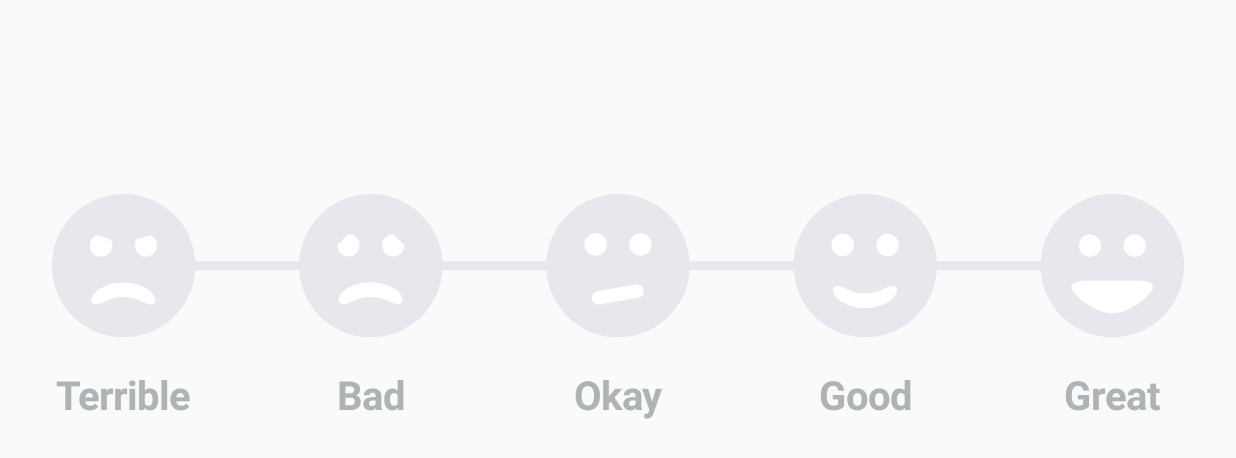
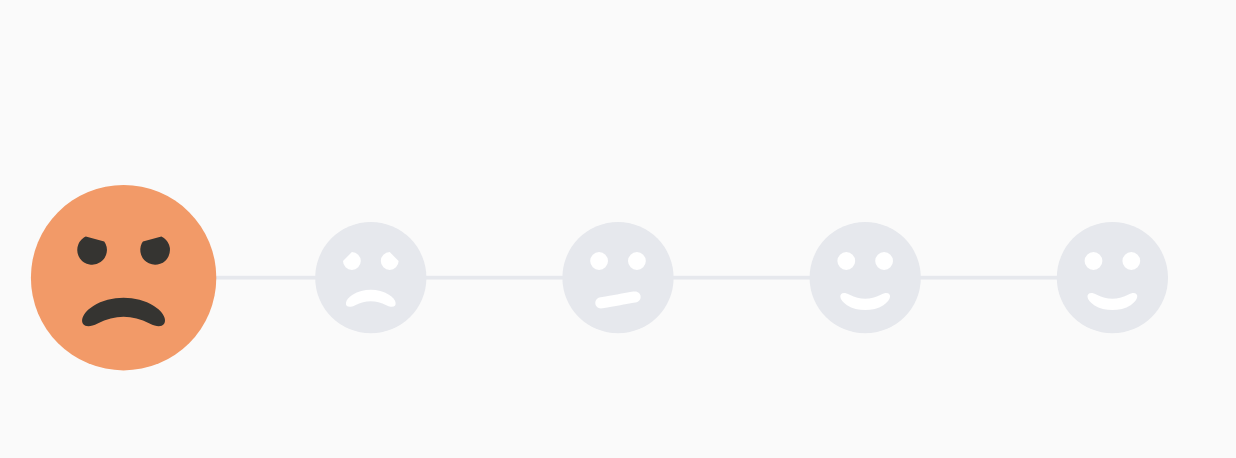
Before and after one commit to sujithkanna/SmileyRating, an Android app: the screen it shows after launch (MainActivity before the commit, SmileyActivity2 after it), on a phone screen of 824 x 412 dp (held sideways). Shown: the top 458 px of the screen. Run offline under Robolectric (Android 15) with nearby library versions, the phone set to English and light mode, and no system bars.

Commit message:
Add smiley holders and scaling logic

```diff
--- /dev/null
+++ b/app/src/main/java/com/example/smilyrating/SmileyActivity2.java
@@ -0,0 +1,14 @@
+package com.example.smilyrating;
+
+import android.os.Bundle;
+import android.support.annotation.Nullable;
+import android.support.v7.app.AppCompatActivity;
+
+public class SmileyActivity2 extends AppCompatActivity {
+
+    @Override
+    protected void onCreate(@Nullable Bundle savedInstanceState) {
+        super.onCreate(savedInstanceState);
+        setContentView(R.layout.activity_smiley_2);
+    }
+}
--- /dev/null
+++ b/app/src/main/res/layout/activity_smiley_2.xml
@@ -0,0 +1,11 @@
+<?xml version="1.0" encoding="utf-8"?>
+<RelativeLayout xmlns:android="http://schemas.android.com/apk/res/android"
+    android:layout_width="match_parent"
+    android:layout_height="match_parent">
+
+    <com.hsalf.smilerating.smiley2.SmileyRating
+        android:layout_width="match_parent"
+        android:layout_height="match_parent"
+        android:layout_centerInParent="true" />
+
+</RelativeLayout>
--- /dev/null
+++ b/smilerating/src/main/java/com/hsalf/smilerating/FractionEvaluator.java
@@ -0,0 +1,11 @@
+package com.hsalf.smilerating;
+
+public class FractionEvaluator {
+
+    public float evaluate(float x, float start, float end) {
+        if (start == end) {
+            return 1;
+        }
+        return (x - start) / (end - start);
+    }
+}
--- a/smilerating/src/main/java/com/hsalf/smilerating/Point.java
+++ b/smilerating/src/main/java/com/hsalf/smilerating/Point.java
@@ -8,7 +8,27 @@ public class Point {
 
     }
 
+    public Point(Point point) {
+        this(point.x, point.y);
+    }
+
     public Point(float x, float y) {
+        set(x, y);
+    }
+
+    public void set(Point point) {
+        set(point.x, point.y);
+    }
+
+    public void set(Point point, float scale) {
+        set(point.x, point.y, scale);
+    }
+
+    public void set(float x, float y, float scale) {
+        set(x * scale, y * scale);
+    }
+
+    public void set(float x, float y) {
         this.x = x;
         this.y = y;
     }
--- a/smilerating/src/main/java/com/hsalf/smilerating/SmileRating.java
+++ b/smilerating/src/main/java/com/hsalf/smilerating/SmileRating.java
@@ -44,8 +44,8 @@ public class SmileRating extends BaseRating {
 
     private int mTextSelectedColor = Color.BLACK;
     private int mTextNonSelectedColor = Color.parseColor("#AEB3B5");
+
     private int mPlaceholderBackgroundColor = Color.parseColor("#e6e8ed");
-
     private String[] mNames = getResources().getStringArray(R.array.names);
 
     private Face[] mFaces = new Face[SMILES_LIST.length];
--- a/smilerating/src/main/java/com/hsalf/smilerating/SmileyView.java
+++ b/smilerating/src/main/java/com/hsalf/smilerating/SmileyView.java
@@ -6,7 +6,6 @@ import android.animation.ArgbEvaluator;
 import android.animation.ValueAnimator;
 import android.content.Context;
 import android.graphics.Canvas;
-import android.graphics.Matrix;
 import android.graphics.Paint;
 import android.graphics.Path;
 import android.support.annotation.Nullable;
@@ -29,8 +28,6 @@ public class SmileyView extends View {
     private ArgbEvaluator mArgbEvaluator = new ArgbEvaluator();
 
     private Path mPath = new Path();
-    private Path mDrawPath = new Path();
-    private Matrix matrix = new Matrix();
 
     private Smiley mBad = new Bad();
     private Smiley mGood = new Good();
@@ -123,12 +120,18 @@ public class SmileyView extends View {
         super.onMeasure(widthMeasureSpec, heightMeasureSpec);
         if (widthMeasureSpec < heightMeasureSpec) {
             setMeasuredDimension(getMeasuredWidth(), getMeasuredWidth());
-            matrix.setScale(getMeasuredWidth(), getMeasuredWidth(), 0, 0);
             drawSmiley(0, mSmileys[0], mSmileys[1]);
         } else {
             setMeasuredDimension(getMeasuredHeight(), getMeasuredHeight());
-            matrix.setScale(getMeasuredHeight(), getMeasuredHeight(), 0, 0);
             drawSmiley(0, mSmileys[0], mSmileys[1]);
+        }
+        setScaleForSmiley();
+    }
+
+    private void setScaleForSmiley() {
+        for (int i = 0; i < mSmileys.length; i++) {
+            Smiley smiley = mSmileys[i];
+            smiley.scale(getMeasuredWidth());
         }
     }
 
@@ -155,7 +158,6 @@ public class SmileyView extends View {
 
     private void drawSmiley(float fraction, Smiley from, Smiley to) {
         from.drawFace(to, mPath, fraction);
-        mPath.transform(matrix, mDrawPath);
 
         mPathPaint.setColor(from.getDrawingColor());
 
@@ -170,6 +172,6 @@ public class SmileyView extends View {
         super.onDraw(canvas);
         canvas.drawCircle(canvas.getWidth() / 2, canvas.getHeight() / 2,
                 canvas.getWidth() / 2, mFacePaint);
-        canvas.drawPath(mDrawPath, mPathPaint);
+        canvas.drawPath(mPath, mPathPaint);
     }
 }
--- a/smilerating/src/main/java/com/hsalf/smilerating/smiley2/SmileyRating.java
+++ b/smilerating/src/main/java/com/hsalf/smilerating/smiley2/SmileyRating.java
@@ -1,12 +1,59 @@
 package com.hsalf.smilerating.smiley2;
 
+import android.animation.ArgbEvaluator;
+import android.animation.FloatEvaluator;
 import android.content.Context;
 import android.graphics.Canvas;
+import android.graphics.Color;
+import android.graphics.Paint;
+import android.graphics.Path;
+import android.graphics.RectF;
 import android.support.annotation.Nullable;
 import android.util.AttributeSet;
+import android.util.Log;
 import android.view.View;
 
+import com.hsalf.smilerating.FractionEvaluator;
+import com.hsalf.smilerating.smileys.Bad;
+import com.hsalf.smilerating.smileys.Good;
+import com.hsalf.smilerating.smileys.Okay;
+import com.hsalf.smilerating.smileys.Terrible;
+import com.hsalf.smilerating.smileys.base.Smiley;
+
 public class SmileyRating extends View {
+
+    private static final String TAG = "SmileyRating";
+
+    private static final float PLACEHOLDER_PADDING_SCALE = .6f;
+    private static final float TOTAL_DIVIDER_SPACE_SCALE = .25f;
+    private static final float CONNECTOR_LINE_SCALE_FROM_SMILEY_SIZE = .02f;
+
+    private static final ArgbEvaluator ARGB_EVALUATOR = new ArgbEvaluator();
+    private static final FloatEvaluator FLOAT_EVALUATOR = new FloatEvaluator();
+    private static final FractionEvaluator FRACTION_EVALUATOR = new FractionEvaluator();
+
+    private Smiley[] mSmileys = new Smiley[]{
+            new Terrible(), new Bad(), new Okay(), new Good(), new Good()
+    };
+
+    private RectF[] mPlaceHolders = new RectF[mSmileys.length];
+    private Path[] mPlaceHolderPaths = new Path[mSmileys.length];
+
+    public enum Type {
+        NONE, GREAT, GOOD, OKAY, BAD, TERRIBLE
+    }
+
+    private Type mSelectedSmiley = Type.NONE;
+
+    private float mSmileyPositionX = 0f;
+    private Path mSmileyPath = new Path();
+    private Paint mDrawPaint = new Paint();
+
+    private int mFaceColor;
+    private int mDrawingColor;
+    private RectF mFacePosition = new RectF();
+    private int mPlaceholderBackgroundColor = Color.parseColor("#e6e8ed");
+
     public SmileyRating(Context context) {
         super(context);
         init();
@@ -23,7 +70,113 @@ public class SmileyRating extends View {
     }
 
     private void init() {
+        // setBackgroundColor(Color.RED);
+        setColors();
 
+        mDrawPaint.setAntiAlias(true);
+        mDrawPaint.setColor(Color.BLACK);
+        mDrawPaint.setStyle(Paint.Style.FILL);
+    }
+
+    private void setColors() {
+        Smiley smiley;
+        switch (mSelectedSmiley) {
+
+            case NONE:
+                mFaceColor = Color.TRANSPARENT;
+                mDrawingColor = Color.TRANSPARENT;
+                break;
+            case GREAT:
+                smiley = mSmileys[4];
+                mFaceColor = smiley.getFaceColor();
+                mDrawingColor = smiley.getDrawingColor();
+                break;
+            case GOOD:
+                smiley = mSmileys[3];
+                mFaceColor = smiley.getFaceColor();
+                mDrawingColor = smiley.getDrawingColor();
+                break;
+            case OKAY:
+                smiley = mSmileys[2];
+                mFaceColor = smiley.getFaceColor();
+                mDrawingColor = smiley.getDrawingColor();
+                break;
+            case BAD:
+                smiley = mSmileys[1];
+                mFaceColor = smiley.getFaceColor();
+                mDrawingColor = smiley.getDrawingColor();
+                break;
+            case TERRIBLE:
+                smiley = mSmileys[0];
+                mFaceColor = smiley.getFaceColor();
+                mDrawingColor = smiley.getDrawingColor();
+                break;
+        }
+    }
+
+    @Override
+    protected void onMeasure(int widthMeasureSpec, int heightMeasureSpec) {
+        super.onMeasure(widthMeasureSpec, heightMeasureSpec);
+        int width = getMeasuredWidth();
+        int height = calculateHeight(width);
+        setMeasuredDimension(width, height);
+        createPlaceHolders(width);
+        setSmileyPosition(0);
+    }
+
+    private int calculateHeight(int width) {
+        int smileys = mSmileys.length;
+        float estimatedHeight = width / smileys;
+        // estimatedHeight += estimatedHeight * .25f; // Adding some space to place text below
+        return Math.round(estimatedHeight);
+    }
+
+    private void createPlaceHolders(int width) {
+        // 25% is allocated for divider
+        float totalDivisionSpace = (width * TOTAL_DIVIDER_SPACE_SCALE);
+        // divided into 2 to place divider on both sides of the smiley
+        float division = totalDivisionSpace / (2 * mSmileys.length);
+
+        float spaceForEachSmiley = (width - totalDivisionSpace) / mSmileys.length;
+
+        applyScalesToSmileys(spaceForEachSmiley);
+
+        float lastLocation = 0;
+        for (int i = 0; i < mSmileys.length; i++) {
+            lastLocation += division;
+
+            RectF rectF = new RectF();
+            rectF.top = 0;
+            rectF.left = lastLocation;
+            rectF.bottom = spaceForEachSmiley;
+            rectF.right = spaceForEachSmiley + lastLocation;
+
+            lastLocation += (spaceForEachSmiley + division);
+            mPlaceHolders[i] = rectF;
+        }
+        mDrawPaint.setStrokeWidth(spaceForEachSmiley * CONNECTOR_LINE_SCALE_FROM_SMILEY_SIZE);
+
+        createPlaceHolderSmileys();
+    }
+
+    private void applyScalesToSmileys(float scale) {
+        for (int i = 0; i < mSmileys.length; i++) {
+            mSmileys[i].scale(scale);
+        }
+    }
+
+    private void createPlaceHolderSmileys() {
+        for (int i = 0; i < mSmileys.length; i++) {
+            Path path = new Path();
+            RectF holder = mPlaceHolders[i];
+            float dimen = holder.width() / 2;
+            // float padding = holder.width() * ((1 - PLACEHOLDER_MAX_SCALE) / 2);
+            mSmileys[i].drawFace(path);
+
+            /*path.addCircle(
+                    dimen, dimen, dimen, Path.Direction.CCW);*/
+            mPlaceHolderPaths[i] = path;
+        }
     }
 
     @Override
@@ -34,5 +187,102 @@ public class SmileyRating extends View {
     @Override
     protected void onDraw(Canvas canvas) {
         super.onDraw(canvas);
+        if (mPlaceHolders[0] != null) {
+            mDrawPaint.setColor(Color.WHITE);
+            /*for (int i = 0; i < mPlaceHolders.length; i++) {
+                canvas.drawRect(mPlaceHolders[i], mDrawPaint);
+            }*/
+
+            drawConnectorLine(canvas, mPlaceHolders);
+
+            for (int i = 0; i < mPlaceHolderPaths.length; i++) {
+                drawSmileyInRect(canvas, mPlaceHolders[i], mPlaceHolderPaths[i],
+                        PLACEHOLDER_PADDING_SCALE, Color.WHITE, mPlaceholderBackgroundColor);
+            }
+
+            drawSmileyInRect(canvas, mFacePosition, mSmileyPath,
+                    1, mDrawingColor, mFaceColor);
+        }
     }
+
+    private void drawConnectorLine(Canvas canvas, RectF[] holders) {
+        mDrawPaint.setColor(mPlaceholderBackgroundColor);
+        RectF start = holders[0];
+        RectF end = holders[holders.length - 1];
+        canvas.drawLine(start.centerX(), start.centerY(),
+                end.centerX(), end.centerY(), mDrawPaint);
+    }
+
+    private void drawSmileyInRect(Canvas canvas, RectF holder, Path path,
+                                  float scale, int drawingColor, int faceColor) {
+        float padding = ((1 - scale) * (holder.width() / 2f));
+
+        mDrawPaint.setColor(faceColor);
+        canvas.drawCircle(holder.centerX(), holder.centerY(),
+                (holder.width() / 2) * scale, mDrawPaint);
+
+        int save = canvas.save();
+        canvas.translate(holder.left + padding, holder.top + padding);
+        canvas.scale(scale, scale, 0, 0);
+
+        mDrawPaint.setColor(drawingColor);
+        canvas.drawPath(path, mDrawPaint);
+
+        canvas.restoreToCount(save);
+    }
+
+    private void setSmileyPosition(float pointX) {
+        float startX = mPlaceHolders[0].centerX();
+        float endX = mPlaceHolders[mPlaceHolders.length - 1].centerX();
+        if (pointX < startX) {
+            pointX = startX;
+        } else if (pointX > endX) {
+            pointX = endX;
+        }
+
+        mSmileyPositionX = pointX;
+
+        float fraction = FRACTION_EVALUATOR.evaluate(pointX, startX, endX); // fraction will be between 0 - 1
+
+        int index = (int) Math.ceil(fraction / .202f);
+
+        RectF holder = mPlaceHolders[index];
+
+        int endIndex;
+        int startIndex;
+
+        if (pointX > holder.centerX()) {
+            startIndex = index;
+            endIndex = index + 1;
+        } else if (pointX < holder.centerX()) {
+            endIndex = index;
+            startIndex = index - 1;
+        } else {
+            endIndex = index;
+            startIndex = index;
+        }
+
+        RectF smileySpace1 = mPlaceHolders[startIndex];
+        RectF smileySpace2 = mPlaceHolders[endIndex];
+
+        Smiley to = mSmileys[startIndex];
+        Smiley from = mSmileys[endIndex];
+
+        float drawFraction = FRACTION_EVALUATOR.evaluate(pointX,
+                smileySpace1.centerX(), smileySpace2.centerX());
+
+        from.drawFace(to, mSmileyPath, drawFraction);
+
+        mFacePosition.set(smileySpace1);
+        float space = smileySpace1.width() / 2;
+        mFacePosition.left = pointX - space;
+        mFacePosition.right = pointX + space;
+
+        mFaceColor = from.getFaceColor();
+        mDrawingColor = (int) ARGB_EVALUATOR.evaluate(drawFraction,
+                from.getDrawingColor(), to.getDrawingColor());
+
+    }
+
+
 }
--- a/smilerating/src/main/java/com/hsalf/smilerating/smileys/base/Smiley.java
+++ b/smilerating/src/main/java/com/hsalf/smilerating/smileys/base/Smiley.java
@@ -18,14 +18,18 @@ public abstract class Smiley {
     protected static final float CENTER_SMILE = .5f;
     protected static final float MOUTH_CENTER_Y = (1 / 2f) + (1 / 5f);
 
-    public Point START_POINT;
-    public Point[] TOP_CURVE = new Point[3];
-    public Point[] RIGHT_CURVE = new Point[3];
-    public Point[] BOTTOM_CURVE = new Point[3];
-    public Point[] LEFT_CURVE = new Point[3];
+    private Point START_POINT;
+    private Point[] TOP_CURVE = new Point[3];
+    private Point[] RIGHT_CURVE = new Point[3];
+    private Point[] BOTTOM_CURVE = new Point[3];
+    private Point[] LEFT_CURVE = new Point[3];
 
     private Eye mLeftEye;
     private Eye mRightEye;
+
+    private Points mScaledPoints;
+
+    private float mScale = 1f;
 
     private static final FloatEvaluator evaluator = new FloatEvaluator();
 
@@ -38,13 +42,15 @@ public abstract class Smiley {
         mRightEye = new Eye(Eye.Side.RIGHT, eyeLeftStartAngle, eyeLeftSweepAngle);
     }
 
+    public void drawFace(Path path) {
+        drawFace(this, path, 1);
+    }
 
     public void drawFace(Smiley to, Path path, float fraction) {
-        drawFace(this, to, path, fraction);
+        drawFace(this.mScaledPoints, to.mScaledPoints, path, fraction);
     }
 
-    public static void drawFace(Smiley from, Smiley to, Path path, float fraction) {
-        Log.i(TAG, "drawFace: " + fraction);
+    private static void drawFace(Points from, Points to, Path path, float fraction) {
         path.reset();
 
         // path.addCircle(CENTER_X, CENTER_Y, 0.5f, Path.Direction.CCW);
@@ -87,8 +93,8 @@ public abstract class Smiley {
         );
         path.close();
 
-        from.mLeftEye.addEye(path, to.mLeftEye, fraction);
-        from.mRightEye.addEye(path, to.mRightEye, fraction);
+        from.leftEye.addEye(path, to.leftEye, fraction);
+        from.rightEye.addEye(path, to.rightEye, fraction);
     }
 
     private void fillInverseReflectionPoints(float centerX, float centerY) {
@@ -107,6 +113,7 @@ public abstract class Smiley {
         inversePointY(centerY, TOP_CURVE[2], RIGHT_CURVE[2]);
         switchX(RIGHT_CURVE[0], RIGHT_CURVE[1]);
         inversePointY(centerY, RIGHT_CURVE[0], RIGHT_CURVE[1]);
+        copyForScaling();
     }
 
     private void fillReflectionPoints(float centerX) {
@@ -119,7 +126,16 @@ public abstract class Smiley {
         RIGHT_CURVE[2] = getReflectionPointX(centerX, BOTTOM_CURVE[2]);
         BOTTOM_CURVE[1] = getNextPoint(LEFT_CURVE[0], BOTTOM_CURVE[2], new Point());
         BOTTOM_CURVE[0] = getReflectionPointX(centerX, BOTTOM_CURVE[1]);
+        copyForScaling();
+    }
 
+    private void copyForScaling() {
+        mScaledPoints = new Points(this);
+    }
+
+    public void scale(float scale) {
+        mScale = scale;
+        mScaledPoints.scale(this, scale);
     }
 
     private Point getReflectionPointX(float centerX, Point source) {
@@ -146,7 +162,7 @@ public abstract class Smiley {
         p2.y = centerY + temp;
     }
 
-    protected static Point getNextPoint(Point start, Point end, Point point) {
+    private static Point getNextPoint(Point start, Point end, Point point) {
         float len = getDistance(start, end);
         float ratio = len < 0 ? -1f : 1f;
         point.x = end.x + ratio * (end.x - start.x);
@@ -154,21 +170,21 @@ public abstract class Smiley {
         return point;
     }
 
-    protected static float getDistance(Point p1, Point p2) {
+    private static float getDistance(Point p1, Point p2) {
         return (float) Math.sqrt(
                 (p1.x - p2.x) * (p1.x - p2.x) +
                         (p1.y - p2.y) * (p1.y - p2.y)
         );
     }
 
-    protected static Point getPointByAngle(Point source, float angle, float width) {
+    private static Point getPointByAngle(Point source, float angle, float width) {
         float endX = (float) (source.x + Math.cos(Math.toRadians(angle)) * width);
         float endY = (float) (source.y + Math.sin(Math.toRadians(angle)) * width);
         return new Point(endX, endY);
 
     }
 
-    public static float roundDegreeOfAngle(float angle) {
+    private static float roundDegreeOfAngle(float angle) {
         if (angle < 0) {
             return roundDegreeOfAngle(angle + 360);
         } else if (angle >= 360) {
@@ -233,13 +249,17 @@ public abstract class Smiley {
 
     }
 
-    public static class Eye {
+    static class Eye {
 
-        public Eye(Side side, float startAngle, float sweepAngle) {
-            this.eyeSide = side;
+        Eye(Side side, float startAngle, float sweepAngle) {
             this.startAngle = startAngle;
             this.sweepAngle = sweepAngle;
+            setSide(side);
+            calculatePosition();
+        }
 
+        private void setSide(Side side) {
+            this.eyeSide = side;
             if (Side.LEFT == side) {
                 center.x = .33f;
             } else {
@@ -249,27 +269,43 @@ public abstract class Smiley {
             center.y = .35f;
         }
 
+        public Eye copy() {
+            return new Eye(eyeSide, startAngle, sweepAngle);
+        }
+
+        public Eye copyFrom(Eye eye) {
+            setSide(eye.eyeSide);
+            startAngle = eye.startAngle;
+            sweepAngle = eye.sweepAngle;
+            return eye;
+        }
+
+        public void scale(Eye eye, float scale) {
+            copyFrom(eye);
+            radius = eye.radius * scale;
+            center.set(eye.center, scale);
+            calculatePosition();
+        }
+
         public enum Side {
             LEFT, RIGHT
         }
 
-        public float startAngle;
-        public float sweepAngle;
-        public Side eyeSide;
-        public float radius = .08f;
-        public Point center = new Point();
+        float startAngle;
+        float sweepAngle;
+        Side eyeSide;
+        float radius = .08f;
+        Point center = new Point();
         private RectF eyePosition = new RectF();
 
-        public RectF getEyePosition() {
-            if (center != null) {
-                eyePosition.set(center.x - radius, center.y - radius, center.x + radius
-                        , center.y + radius);
-            }
+        RectF calculatePosition() {
+            eyePosition.set(center.x - radius, center.y - radius, center.x + radius
+                    , center.y + radius);
             return eyePosition;
         }
 
-        public void addEye(Path path, Eye to, float fraction) {
-            path.addArc(getEyePosition(),
+        void addEye(Path path, Eye to, float fraction) {
+            path.addArc(eyePosition,
                     evaluator.evaluate(fraction, this.startAngle, to.startAngle),
                     evaluator.evaluate(fraction, this.sweepAngle, to.sweepAngle)
             );
@@ -281,4 +317,42 @@ public abstract class Smiley {
         }
     }
 
+    private static class Points {
+
+        Eye leftEye;
+        Eye rightEye;
+
+        private Point START_POINT;
+        private Point[] TOP_CURVE = new Point[3];
+        private Point[] RIGHT_CURVE = new Point[3];
+        private Point[] BOTTOM_CURVE = new Point[3];
+        private Point[] LEFT_CURVE = new Point[3];
+
+        private Points(Smiley smiley) {
+            this.START_POINT = new Point(smiley.START_POINT);
+            for (int i = 0; i < 3; i++) {
+                this.LEFT_CURVE[i] = new Point(smiley.LEFT_CURVE[i]);
+                this.TOP_CURVE[i] = new Point(smiley.TOP_CURVE[i]);
+                this.RIGHT_CURVE[i] = new Point(smiley.RIGHT_CURVE[i]);
+                this.BOTTOM_CURVE[i] = new Point(smiley.BOTTOM_CURVE[i]);
+            }
+
+            leftEye = smiley.mLeftEye.copy();
+            rightEye = smiley.mRightEye.copy();
+        }
+
+        public void scale(Smiley smiley, float scale) {
+            this.START_POINT.set(smiley.START_POINT, scale);
+            for (int i = 0; i < 3; i++) {
+                this.LEFT_CURVE[i].set(smiley.LEFT_CURVE[i], scale);
+                this.TOP_CURVE[i].set(smiley.TOP_CURVE[i], scale);
+                this.RIGHT_CURVE[i].set(smiley.RIGHT_CURVE[i], scale);
+                this.BOTTOM_CURVE[i].set(smiley.BOTTOM_CURVE[i], scale);
+            }
+            leftEye.scale(smiley.mLeftEye, scale);
+            rightEye.scale(smiley.mRightEye, scale);
+        }
+
+    }
+
 }
```
Also changed, not shown: app/src/main/AndroidManifest.xml (+8 -3 lines).
